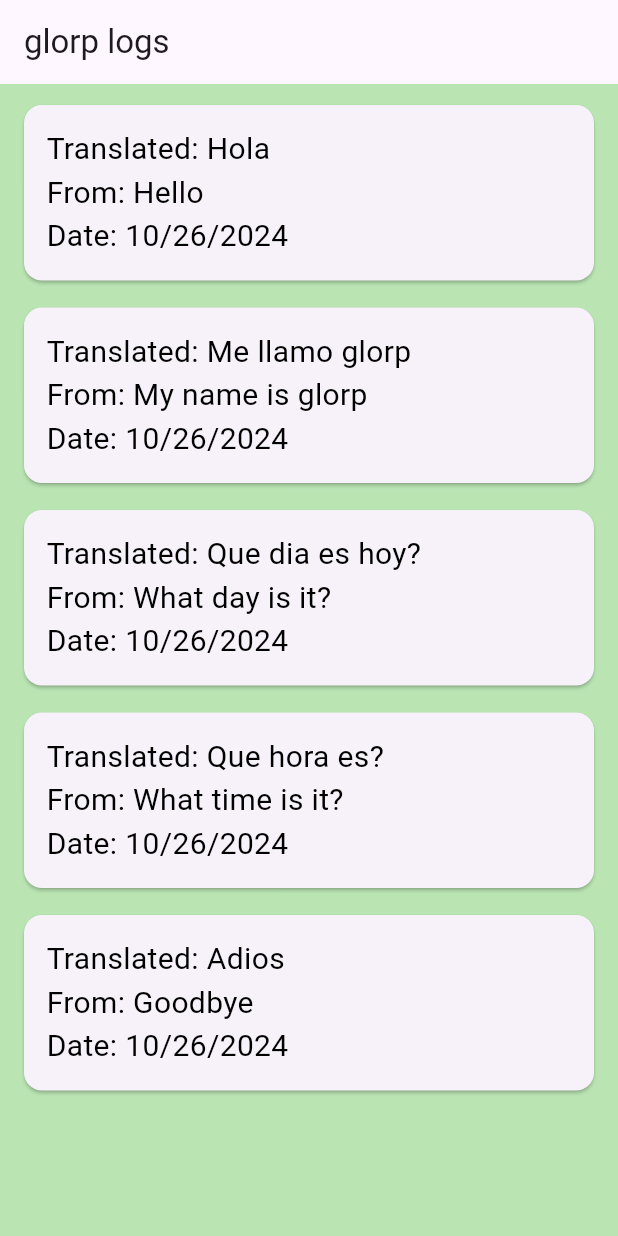
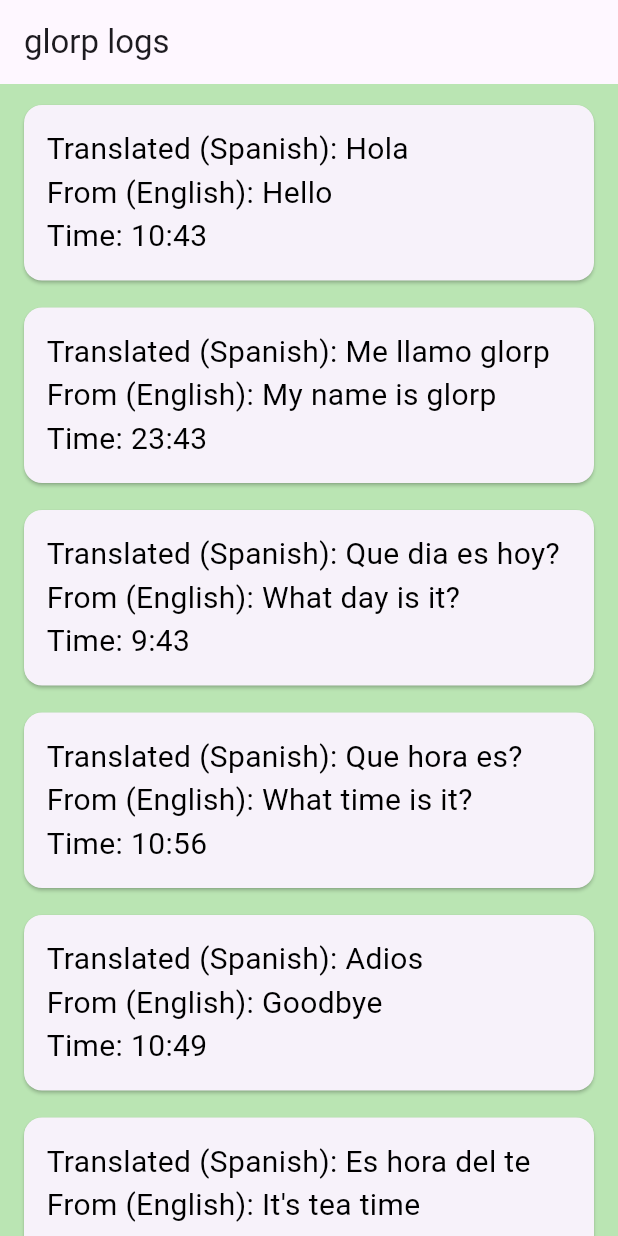
Before and after one commit to rav-nidhi/glorp, a Flutter app: the screen it shows after launch, on a phone screen of 412 x 824 dp. Run offline on Flutter 3.47's test engine with Material 3 defaults, Android fonts, the phone set to English and light mode, and no system bars.

Commit message:
added all necessary parts to test list

```diff
--- a/lib/main.dart
+++ b/lib/main.dart
@@ -2,20 +2,13 @@
 import 'dart:core';
 import 'display.dart';
 
-class Translate {
-  String transFrom;
-  String transTo;
-  String date;
-
-  Translate(this.transFrom, this.transTo, this.date);
-}
-
 List<String> translations = [
-  "Hello, Hola, 10/26/2024",
-  "My name is glorp, Me llamo glorp, 10/26/2024",
-  "What day is it?, Que dia es hoy?, 10/26/2024",
-  "What time is it?, Que hora es?, 10/26/2024",
-  "Goodbye, Adios, 10/26/2024"
+  "Hello, Hola, English, Spanish, 10:43, 10/26/2024",
+  "My name is glorp, Me llamo glorp, English, Spanish, 23:43, 10/26/2024",
+  "What day is it?, Que dia es hoy?, English, Spanish, 9:43, 10/26/2024",
+  "What time is it?, Que hora es?, English, Spanish, 10:56, 10/26/2024",
+  "Goodbye, Adios, English, Spanish, 10:49, 10/26/2024",
+  "It's tea time, Es hora del te, English, Spanish, 10:49, 10/26/2024"
 ];
 
 // Future<void> nextTranslate(List<Translate> translations) async {
@@ -80,11 +73,14 @@
 
 Widget log(BuildContext context, String translation) {
   List<String> parts = translation.split(', ');
-  if (parts.length != 3) return Container();
+  if (parts.length != 6) return Container();
 
   String transFrom = parts[0].trim();
   String transTo = parts[1].trim();
-  String date = parts[2].trim();
+  String langFrom = parts[2].trim();
+  String langTo = parts[3].trim();
+  String time = parts[4].trim();
+  String date = parts[5].trim();
 
   return Column(
     children: [
@@ -95,10 +91,6 @@
           clipBehavior: Clip.hardEdge,
           child: InkWell(
             splashColor: Colors.blue.withAlpha(30),
-            onTap: () {
-              Navigator.push(
-                context, MaterialPageRoute(builder: (_) => const Hello()));
-            },
             child: Padding(
               padding: const EdgeInsets.all(15),
               child: SizedBox(
@@ -107,21 +99,21 @@
                   crossAxisAlignment: CrossAxisAlignment.start,
                   children: [
                     Text(
-                      'Translated: $transTo',
+                      'Translated ($langTo): $transTo',
                       style: const TextStyle(
                         color: Color.fromARGB(255, 0, 0, 0),
                         fontSize: 20,
                       ),
                     ),
                     Text(
-                      'From: $transFrom',
+                      'From ($langFrom): $transFrom',
                       style: const TextStyle(
                         color: Color.fromARGB(255, 0, 0, 0),
                         fontSize: 20,
                       ),
                     ),
                     Text(
-                      'Date: $date',
+                      'Time: $time',
                       style: const TextStyle(
                         color: Color.fromARGB(255, 0, 0, 0),
                         fontSize: 20,
```
